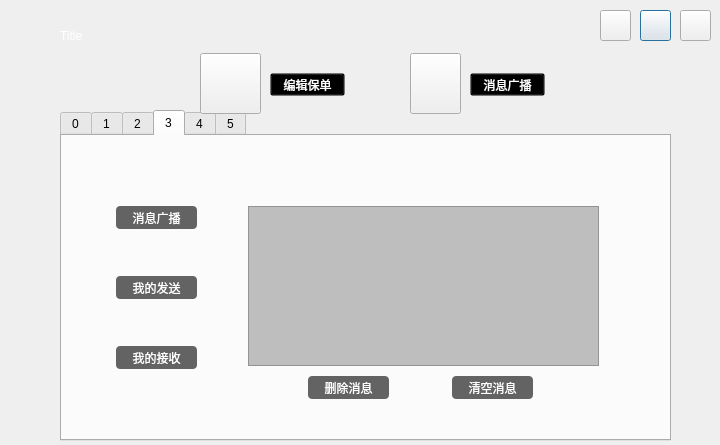
The window that selleroper.ui (xurongchen/CIP) describes before a commit, drawn with Qt 5.
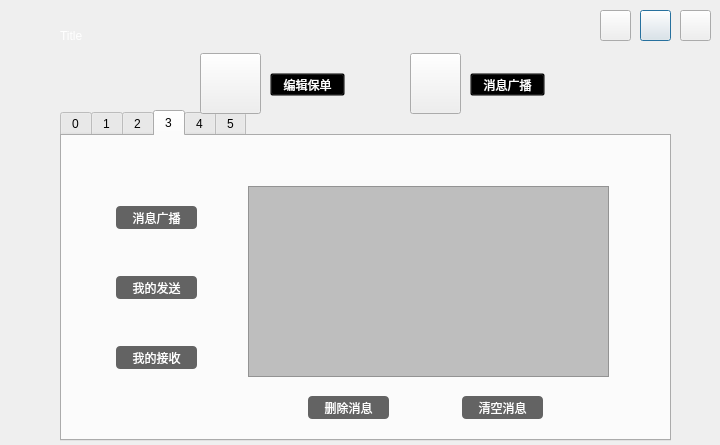
The same window after the commit. The open tabs and pages were chosen to show the change. Icons and pictures are not drawn.

```diff
--- a/selleroper.ui
+++ b/selleroper.ui
@@ -765,9 +765,9 @@
      <property name="geometry">
       <rect>
        <x>186</x>
-       <y>70</y>
-       <width>351</width>
-       <height>160</height>
+       <y>50</y>
+       <width>361</width>
+       <height>191</height>
       </rect>
      </property>
      <property name="styleSheet">
@@ -777,8 +777,8 @@
     <widget class="QPushButton" name="PBReciClear">
      <property name="geometry">
       <rect>
-       <x>390</x>
-       <y>240</y>
+       <x>400</x>
+       <y>260</y>
        <width>81</width>
        <height>23</height>
       </rect>
@@ -800,7 +800,7 @@
      <property name="geometry">
       <rect>
        <x>246</x>
-       <y>240</y>
+       <y>260</y>
        <width>81</width>
        <height>23</height>
       </rect>
```
Left out of the diff: 14 changed lines with no effect on the pictures.
